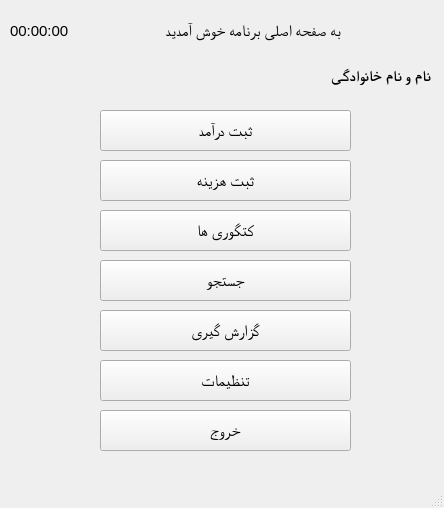
This is Main_page/mainwindow.ui in PMahdiDehghaniP/MA_AP_Project as Qt 5 draws it before an edit. The edited form follows.
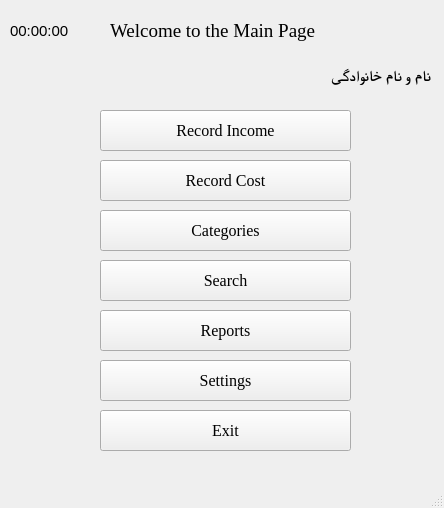
This is the edited form.

Commit message: Codes cleaned , user.py deleted , main page language switched to English.

```diff
--- a/Main_page/mainwindow.ui
+++ b/Main_page/mainwindow.ui
@@ -37,20 +37,20 @@
      <rect>
       <x>110</x>
       <y>0</y>
-      <width>231</width>
+      <width>261</width>
       <height>61</height>
      </rect>
     </property>
     <property name="font">
      <font>
       <family>Times New Roman</family>
-      <pointsize>12</pointsize>
+      <pointsize>14</pointsize>
       <weight>50</weight>
       <bold>false</bold>
      </font>
     </property>
     <property name="text">
-     <string>به صفحه اصلی برنامه خوش آمدید</string>
+     <string>Welcome to the Main Page</string>
     </property>
    </widget>
    <widget class="QLabel" name="userfullname">
@@ -90,7 +90,7 @@
      </font>
     </property>
     <property name="text">
-     <string>ثبت درآمد</string>
+     <string>Record Income</string>
     </property>
    </widget>
    <widget class="QPushButton" name="category_btn">
@@ -109,7 +109,7 @@
      </font>
     </property>
     <property name="text">
-     <string>کتگوری ها</string>
+     <string>Categories</string>
     </property>
    </widget>
    <widget class="QPushButton" name="report_btn">
@@ -128,7 +128,7 @@
      </font>
     </property>
     <property name="text">
-     <string>گزارش گیری</string>
+     <string>Reports</string>
     </property>
    </widget>
    <widget class="QPushButton" name="record_cost_btn">
@@ -147,7 +147,7 @@
      </font>
     </property>
     <property name="text">
-     <string>ثبت هزینه</string>
+     <string>Record Cost</string>
     </property>
    </widget>
    <widget class="QPushButton" name="exit_mainpage_btn">
@@ -166,7 +166,7 @@
      </font>
     </property>
     <property name="text">
-     <string>خروج</string>
+     <string>Exit</string>
     </property>
    </widget>
    <widget class="QPushButton" name="search_btn">
@@ -185,7 +185,7 @@
      </font>
     </property>
     <property name="text">
-     <string>جستجو</string>
+     <string>Search</string>
     </property>
    </widget>
    <widget class="QPushButton" name="setting_btn">
@@ -204,7 +204,7 @@
      </font>
     </property>
     <property name="text">
-     <string>تنظیمات</string>
+     <string>Settings</string>
     </property>
    </widget>
   </widget>
```
The commit also changes 26 other files.
